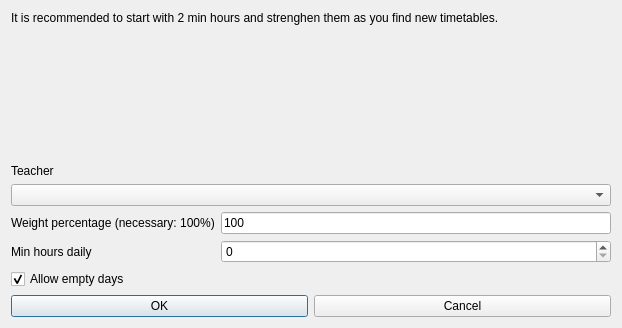
Before: the Qt Designer form fet/src/interface/modifyconstraintteacherminhoursdailyrealdaysform_template.ui in vonmecheln/fet, drawn with Qt 5.
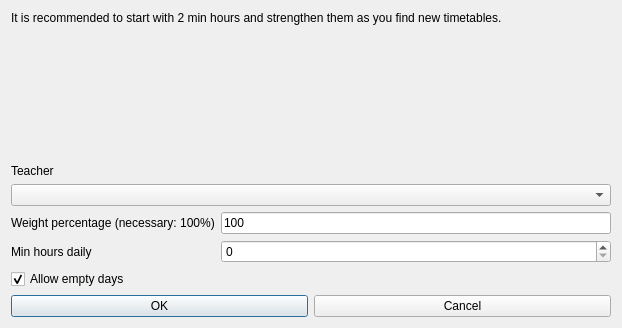
After: the same form once the commit is applied.

What changed in the file:
```diff
--- a/fet/src/interface/modifyconstraintteacherminhoursdailyrealdaysform_template.ui
+++ b/fet/src/interface/modifyconstraintteacherminhoursdailyrealdaysform_template.ui
@@ -29,7 +29,7 @@
       <enum>QFrame::Plain</enum>
      </property>
      <property name="text">
-      <string>It is recommended to start with 2 min hours and strenghen them as you find new timetables.</string>
+      <string>It is recommended to start with 2 min hours and strengthen them as you find new timetables.</string>
      </property>
      <property name="wordWrap">
       <bool>true</bool>
```
